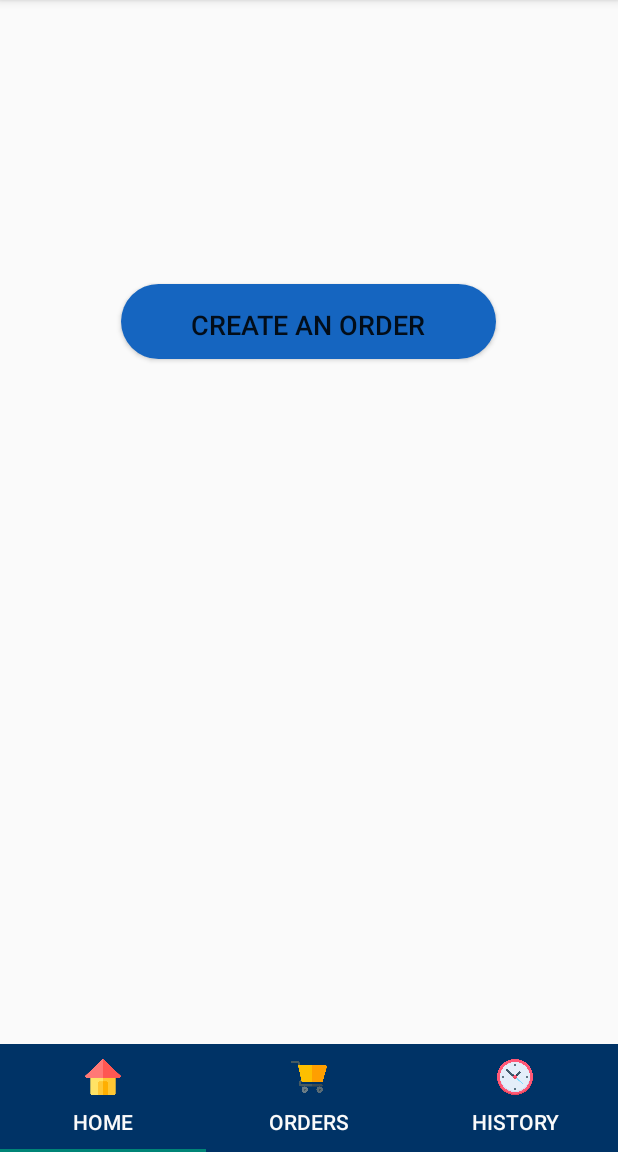
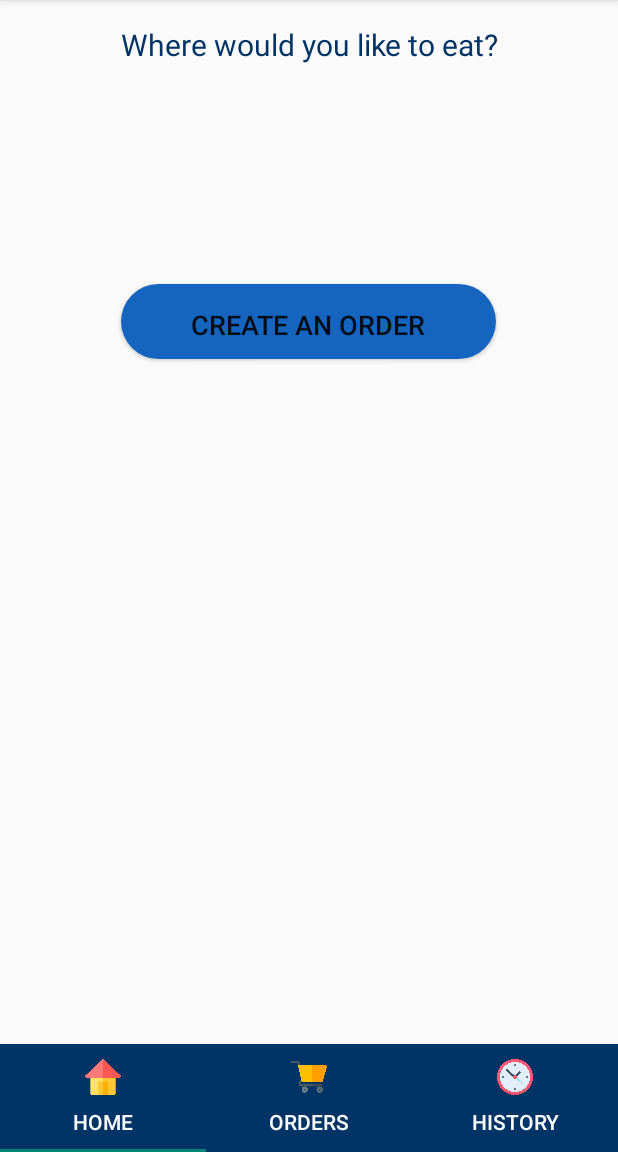
Before and after one commit to faisal2754/Vaiter, an Android app: the tab1 screen opened directly, with no data from a screen before it, on a phone screen of 412 x 824 dp, the part 84-1236 px from its top. Run offline under Robolectric (Android 15) with nearby library versions, the light colour scheme and no system bars.

Commit message:
Added card view for home.

```diff
--- a/app/src/main/java/com/example/vaiterapp/tab1.java
+++ b/app/src/main/java/com/example/vaiterapp/tab1.java
@@ -214,6 +214,7 @@ public class tab1 extends Fragment implements View.OnClickListener {
                         getMeals(rNames[i]);
                         setMenuBool();
                     } else {
+                        setMenuBool();
                         mealChosen = (String) adapterView.getItemAtPosition(i);
                         Toast.makeText(getActivity(), mealChosen, Toast.LENGTH_SHORT).show();
                         list_view.setVisibility(View.GONE);
--- a/app/src/main/res/layout/tab1_customer_main.xml
+++ b/app/src/main/res/layout/tab1_customer_main.xml
@@ -21,7 +21,31 @@
         android:textSize="18sp"
         android:visibility="visible" />
 
+    <TextView
+        android:layout_width="match_parent"
+        android:layout_height="wrap_content"
+        android:height="40dp"
+        android:layout_marginTop="10dp"
+        android:textSize="20sp"
+        android:textAlignment="center"
+        android:textColor="#003366"
+        android:gravity="center"
+        android:textStyle="normal"
+        android:text="Where would you like to eat?"
+        >
 
+    </TextView>
+
+    <androidx.cardview.widget.CardView
+        android:layout_width="match_parent"
+        android:layout_height="wrap_content"
+        android:paddingLeft="10dp"
+        android:paddingRight="10dp"
+        android:paddingTop="10dp"
+        android:layout_marginTop="40dp"
+        app:cardElevation="8dp"
+        app:cardCornerRadius="20dp"
+        app:cardUseCompatPadding="true">
         <ListView
             android:id="@+id/list_view"
             android:layout_width="match_parent"
@@ -37,6 +61,12 @@
             android:visibility="gone">
 
         </ListView>
+
+
+    </androidx.cardview.widget.CardView>
+
+
+
 
     <EditText
         android:id="@+id/in_date"
```
Lines whose indentation alone changed are shown as unchanged.
